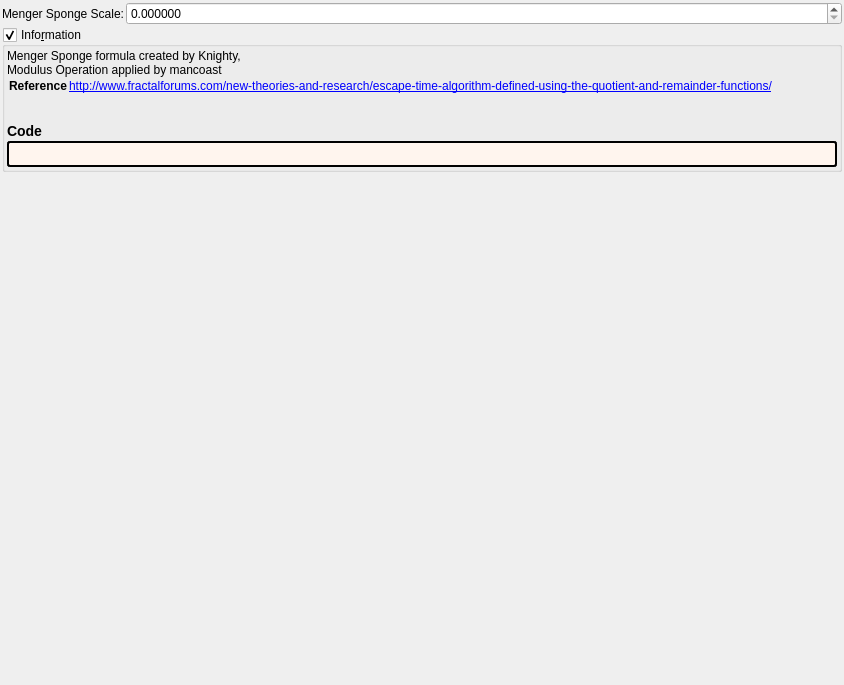
First picture: the form in mandelbulber2/formula/ui/modulus_menger_sponge.ui, repository buddhi1980/mandelbulber2, before the edit.
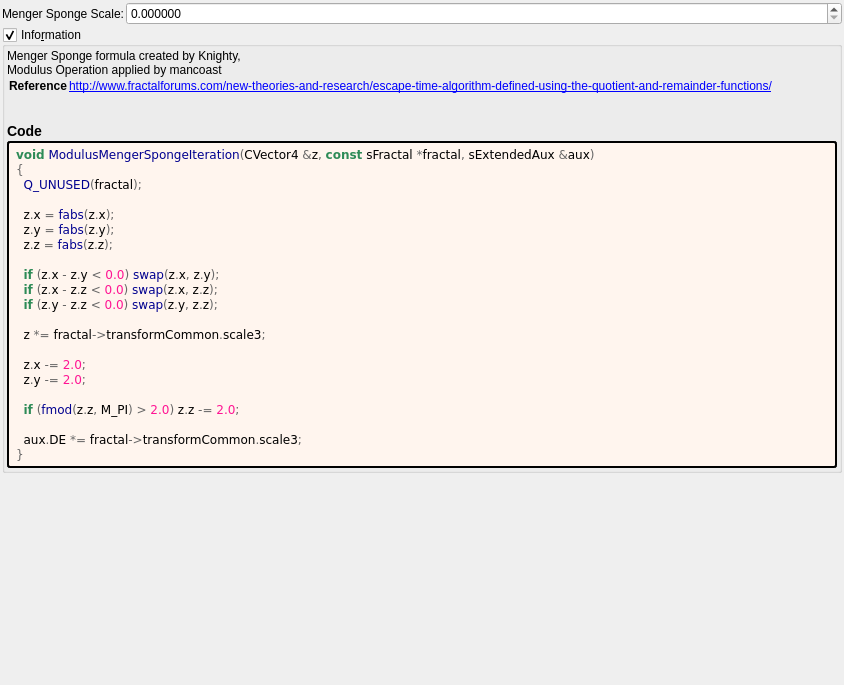
Second picture: the form after the edit. Custom widgets are drawn as their Qt base class.

```diff
--- a/mandelbulber2/formula/ui/modulus_menger_sponge.ui
+++ b/mandelbulber2/formula/ui/modulus_menger_sponge.ui
@@ -124,7 +124,30 @@
          <string notr="true">border-style: outset; border-width: 2px; border-radius: 3px; border-color: black; background-color: #fff5ee; padding: 4px;</string>
         </property>
         <property name="text">
-         <string notr="true"></string>
+         <string notr="true">&lt;body style=&quot;background-color:#fff5ee&quot;&gt;
+&lt;pre style=&quot;color:#000000; background-color:#fff5ee;  font-family:'Courier New',monospace;&quot;&gt;&lt;span style=&quot;color:#2e8b57; font-weight:bold&quot;&gt;void&lt;/span&gt; &lt;span style=&quot;color:#00008f&quot;&gt;ModulusMengerSpongeIteration&lt;/span&gt;&lt;span style=&quot;color:#676767&quot;&gt;(&lt;/span&gt;CVector4 &lt;span style=&quot;color:#676767&quot;&gt;&amp;amp;&lt;/span&gt;z&lt;span style=&quot;color:#676767&quot;&gt;,&lt;/span&gt; &lt;span style=&quot;color:#2e8b57; font-weight:bold&quot;&gt;const&lt;/span&gt; sFractal &lt;span style=&quot;color:#676767&quot;&gt;*&lt;/span&gt;fractal&lt;span style=&quot;color:#676767&quot;&gt;,&lt;/span&gt; sExtendedAux &lt;span style=&quot;color:#676767&quot;&gt;&amp;amp;&lt;/span&gt;aux&lt;span style=&quot;color:#676767&quot;&gt;)&lt;/span&gt;
+&lt;span style=&quot;color:#676767&quot;&gt;{&lt;/span&gt;
+  &lt;span style=&quot;color:#00008f&quot;&gt;Q_UNUSED&lt;/span&gt;&lt;span style=&quot;color:#676767&quot;&gt;(&lt;/span&gt;fractal&lt;span style=&quot;color:#676767&quot;&gt;);&lt;/span&gt;
+
+  z&lt;span style=&quot;color:#676767&quot;&gt;.&lt;/span&gt;x &lt;span style=&quot;color:#676767&quot;&gt;=&lt;/span&gt; &lt;span style=&quot;color:#00008f&quot;&gt;fabs&lt;/span&gt;&lt;span style=&quot;color:#676767&quot;&gt;(&lt;/span&gt;z&lt;span style=&quot;color:#676767&quot;&gt;.&lt;/span&gt;x&lt;span style=&quot;color:#676767&quot;&gt;);&lt;/span&gt;
+  z&lt;span style=&quot;color:#676767&quot;&gt;.&lt;/span&gt;y &lt;span style=&quot;color:#676767&quot;&gt;=&lt;/span&gt; &lt;span style=&quot;color:#00008f&quot;&gt;fabs&lt;/span&gt;&lt;span style=&quot;color:#676767&quot;&gt;(&lt;/span&gt;z&lt;span style=&quot;color:#676767&quot;&gt;.&lt;/span&gt;y&lt;span style=&quot;color:#676767&quot;&gt;);&lt;/span&gt;
+  z&lt;span style=&quot;color:#676767&quot;&gt;.&lt;/span&gt;z &lt;span style=&quot;color:#676767&quot;&gt;=&lt;/span&gt; &lt;span style=&quot;color:#00008f&quot;&gt;fabs&lt;/span&gt;&lt;span style=&quot;color:#676767&quot;&gt;(&lt;/span&gt;z&lt;span style=&quot;color:#676767&quot;&gt;.&lt;/span&gt;z&lt;span style=&quot;color:#676767&quot;&gt;);&lt;/span&gt;
+
+  &lt;span style=&quot;color:#2e8b57; font-weight:bold&quot;&gt;if&lt;/span&gt; &lt;span style=&quot;color:#676767&quot;&gt;(&lt;/span&gt;z&lt;span style=&quot;color:#676767&quot;&gt;.&lt;/span&gt;x &lt;span style=&quot;color:#676767&quot;&gt;-&lt;/span&gt; z&lt;span style=&quot;color:#676767&quot;&gt;.&lt;/span&gt;y &lt;span style=&quot;color:#676767&quot;&gt;&amp;lt;&lt;/span&gt; &lt;span style=&quot;color:#ff1493&quot;&gt;0.0&lt;/span&gt;&lt;span style=&quot;color:#676767&quot;&gt;)&lt;/span&gt; &lt;span style=&quot;color:#00008f&quot;&gt;swap&lt;/span&gt;&lt;span style=&quot;color:#676767&quot;&gt;(&lt;/span&gt;z&lt;span style=&quot;color:#676767&quot;&gt;.&lt;/span&gt;x&lt;span style=&quot;color:#676767&quot;&gt;,&lt;/span&gt; z&lt;span style=&quot;color:#676767&quot;&gt;.&lt;/span&gt;y&lt;span style=&quot;color:#676767&quot;&gt;);&lt;/span&gt;
+  &lt;span style=&quot;color:#2e8b57; font-weight:bold&quot;&gt;if&lt;/span&gt; &lt;span style=&quot;color:#676767&quot;&gt;(&lt;/span&gt;z&lt;span style=&quot;color:#676767&quot;&gt;.&lt;/span&gt;x &lt;span style=&quot;color:#676767&quot;&gt;-&lt;/span&gt; z&lt;span style=&quot;color:#676767&quot;&gt;.&lt;/span&gt;z &lt;span style=&quot;color:#676767&quot;&gt;&amp;lt;&lt;/span&gt; &lt;span style=&quot;color:#ff1493&quot;&gt;0.0&lt;/span&gt;&lt;span style=&quot;color:#676767&quot;&gt;)&lt;/span&gt; &lt;span style=&quot;color:#00008f&quot;&gt;swap&lt;/span&gt;&lt;span style=&quot;color:#676767&quot;&gt;(&lt;/span&gt;z&lt;span style=&quot;color:#676767&quot;&gt;.&lt;/span&gt;x&lt;span style=&quot;color:#676767&quot;&gt;,&lt;/span&gt; z&lt;span style=&quot;color:#676767&quot;&gt;.&lt;/span&gt;z&lt;span style=&quot;color:#676767&quot;&gt;);&lt;/span&gt;
+  &lt;span style=&quot;color:#2e8b57; font-weight:bold&quot;&gt;if&lt;/span&gt; &lt;span style=&quot;color:#676767&quot;&gt;(&lt;/span&gt;z&lt;span style=&quot;color:#676767&quot;&gt;.&lt;/span&gt;y &lt;span style=&quot;color:#676767&quot;&gt;-&lt;/span&gt; z&lt;span style=&quot;color:#676767&quot;&gt;.&lt;/span&gt;z &lt;span style=&quot;color:#676767&quot;&gt;&amp;lt;&lt;/span&gt; &lt;span style=&quot;color:#ff1493&quot;&gt;0.0&lt;/span&gt;&lt;span style=&quot;color:#676767&quot;&gt;)&lt;/span&gt; &lt;span style=&quot;color:#00008f&quot;&gt;swap&lt;/span&gt;&lt;span style=&quot;color:#676767&quot;&gt;(&lt;/span&gt;z&lt;span style=&quot;color:#676767&quot;&gt;.&lt;/span&gt;y&lt;span style=&quot;color:#676767&quot;&gt;,&lt;/span&gt; z&lt;span style=&quot;color:#676767&quot;&gt;.&lt;/span&gt;z&lt;span style=&quot;color:#676767&quot;&gt;);&lt;/span&gt;
+
+  z &lt;span style=&quot;color:#676767&quot;&gt;*=&lt;/span&gt; fractal&lt;span style=&quot;color:#676767&quot;&gt;-&amp;gt;&lt;/span&gt;transformCommon&lt;span style=&quot;color:#676767&quot;&gt;.&lt;/span&gt;scale3&lt;span style=&quot;color:#676767&quot;&gt;;&lt;/span&gt;
+
+  z&lt;span style=&quot;color:#676767&quot;&gt;.&lt;/span&gt;x &lt;span style=&quot;color:#676767&quot;&gt;-=&lt;/span&gt; &lt;span style=&quot;color:#ff1493&quot;&gt;2.0&lt;/span&gt;&lt;span style=&quot;color:#676767&quot;&gt;;&lt;/span&gt;
+  z&lt;span style=&quot;color:#676767&quot;&gt;.&lt;/span&gt;y &lt;span style=&quot;color:#676767&quot;&gt;-=&lt;/span&gt; &lt;span style=&quot;color:#ff1493&quot;&gt;2.0&lt;/span&gt;&lt;span style=&quot;color:#676767&quot;&gt;;&lt;/span&gt;
+
+  &lt;span style=&quot;color:#2e8b57; font-weight:bold&quot;&gt;if&lt;/span&gt; &lt;span style=&quot;color:#676767&quot;&gt;(&lt;/span&gt;&lt;span style=&quot;color:#00008f&quot;&gt;fmod&lt;/span&gt;&lt;span style=&quot;color:#676767&quot;&gt;(&lt;/span&gt;z&lt;span style=&quot;color:#676767&quot;&gt;.&lt;/span&gt;z&lt;span style=&quot;color:#676767&quot;&gt;,&lt;/span&gt; M_PI&lt;span style=&quot;color:#676767&quot;&gt;) &amp;gt;&lt;/span&gt; &lt;span style=&quot;color:#ff1493&quot;&gt;2.0&lt;/span&gt;&lt;span style=&quot;color:#676767&quot;&gt;)&lt;/span&gt; z&lt;span style=&quot;color:#676767&quot;&gt;.&lt;/span&gt;z &lt;span style=&quot;color:#676767&quot;&gt;-=&lt;/span&gt; &lt;span style=&quot;color:#ff1493&quot;&gt;2.0&lt;/span&gt;&lt;span style=&quot;color:#676767&quot;&gt;;&lt;/span&gt;
+
+  aux&lt;span style=&quot;color:#676767&quot;&gt;.&lt;/span&gt;DE &lt;span style=&quot;color:#676767&quot;&gt;*=&lt;/span&gt; fractal&lt;span style=&quot;color:#676767&quot;&gt;-&amp;gt;&lt;/span&gt;transformCommon&lt;span style=&quot;color:#676767&quot;&gt;.&lt;/span&gt;scale3&lt;span style=&quot;color:#676767&quot;&gt;;&lt;/span&gt;
+&lt;span style=&quot;color:#676767&quot;&gt;}&lt;/span&gt;
+&lt;/pre&gt;
+&lt;/body&gt;</string>
         </property>
         <property name="wordWrap">
          <bool>true</bool>
```
